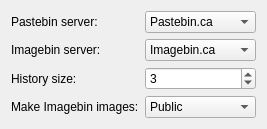
This is applets/pastebin/pastebinConfig.ui in KDE/kdeplasma-addons as Qt 5 draws it before an edit. The edited form follows.
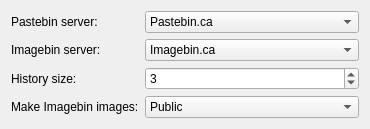
This is the edited form. Custom widgets are drawn as their Qt base class.

Commit message: Add Simplest Image Hosting support and add buddies for labels in configuration dialog

Patch:
```diff
--- a/applets/pastebin/pastebinConfig.ui
+++ b/applets/pastebin/pastebinConfig.ui
@@ -6,8 +6,8 @@
    <rect>
     <x>0</x>
     <y>0</y>
-    <width>245</width>
-    <height>96</height>
+    <width>370</width>
+    <height>126</height>
    </rect>
   </property>
   <property name="windowTitle">
```
Left out of the diff: 17 changed lines with no effect on the pictures. The commit also changes 6 other files.
